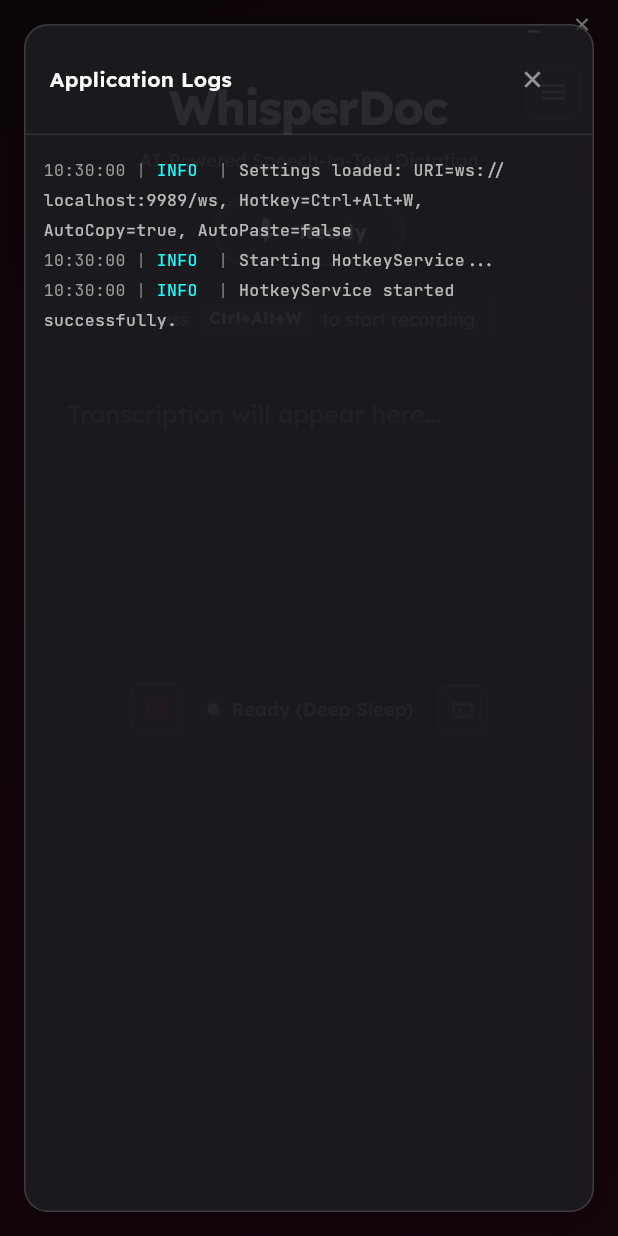
After one commit to EphremTil17/WhisperDoc, a Flutter app: the screen it shows after launch, after a tap on the "terminal" icon, on a phone screen of 412 x 824 dp. The commit adds this screen. Run offline on Flutter 3.47's test engine with Material 3 defaults, Android fonts, the phone set to English and light mode, and no system bars; our stand-ins replace google_fonts, logger, shared_preferences; missing offline and left inert: dart:ffi, record, win32, window_manager.

Commit message:
feat(client): Enhance logging system with compact output and in-app log viewer
LOGGING SYSTEM OVERHAUL
=======================
Replaced verbose PrettyPrinter with compact single-line output matching
backend format. Terminal logs now display with ANSI color coding:
gray timestamps, colored level tags (cyan=INFO, yellow=WARN, red=ERROR,
gray=DEBUG), and white message text.

Added log buffer (200 entries) with stream for real-time UI consumption.
LogEntry model exposes timestamp, level, and message for granular styling.

IN-APP LOG VIEWER
=================
New terminal icon button in footer opens the log viewer dialog. Features:
- Glassmorphic modal matching settings screen aesthetic
- JetBrains Mono monospace font for dense, readable log output
- Color-coded segments: gray timestamp, colored level, white message
- Unified selection across all entries via SelectableText.rich
- Auto-scroll to latest entry on new log arrival

HOTKEY RELIABILITY
==================
Added debug logging to toggleRecording and startRecording for tracing
hotkey execution after idle disconnects. Wrapped recording flow in
try-catch for graceful error recovery.

DOCUMENTATION
=============
Updated flutter_client README with architecture overview, tech stack,
features list, and quick start guide.

```diff
--- a/flutter_client/lib/core/services/logging_service.dart
+++ b/flutter_client/lib/core/services/logging_service.dart
@@ -1,5 +1,87 @@
+import 'dart:async';
 import 'package:logger/logger.dart';
-import '../../core/services/websocket_service.dart';
+import 'package:flutter_client/core/services/websocket_service.dart';
+
+/// Log entry for UI display
+class LogEntry {
+  final DateTime timestamp;
+  final String level;
+  final String message;
+
+  LogEntry({
+    required this.timestamp,
+    required this.level,
+    required this.message,
+  });
+
+  String get formatted =>
+      '${_formatTime(timestamp)} | ${level.padRight(5)} | $message';
+
+  static String _formatTime(DateTime dt) =>
+      '${dt.hour.toString().padLeft(2, '0')}:'
+      '${dt.minute.toString().padLeft(2, '0')}:'
+      '${dt.second.toString().padLeft(2, '0')}';
+}
+
+/// Compact single-line printer with ANSI colors matching backend format
+class _CompactPrinter extends LogPrinter {
+  // ANSI color codes
+  static const _reset = '\x1B[0m';
+  static const _gray = '\x1B[90m';
+  static const _cyan = '\x1B[36m';
+  static const _yellow = '\x1B[33m';
+  static const _red = '\x1B[31m';
+  static const _white = '\x1B[37m';
+
+  @override
+  List<String> log(LogEvent event) {
+    final levelStr = _levelString(event.level);
+    final levelColor = _levelColor(event.level);
+    final time = _formatTime(event.time);
+    final message = event.message;
+
+    // Format: gray_time | colored_level | white_message
+    return [
+      '$_gray$time$_reset | $levelColor$levelStr$_reset | $_white$message$_reset',
+    ];
+  }
+
+  String _levelString(Level level) {
+    switch (level) {
+      case Level.debug:
+        return 'DEBUG';
+      case Level.info:
+        return 'INFO ';
+      case Level.warning:
+        return 'WARN ';
+      case Level.error:
+        return 'ERROR';
+      default:
+        return 'LOG  ';
+    }
+  }
+
+  String _levelColor(Level level) {
+    switch (level) {
+      case Level.debug:
+        return _gray;
+      case Level.info:
+        return _cyan;
+      case Level.warning:
+        return _yellow;
+      case Level.error:
+        return _red;
+      default:
+        return _white;
+    }
+  }
+
+  String _formatTime(DateTime dt) =>
+      '${dt.year}-${dt.month.toString().padLeft(2, '0')}-${dt.day.toString().padLeft(2, '0')} '
+      '${dt.hour.toString().padLeft(2, '0')}:'
+      '${dt.minute.toString().padLeft(2, '0')}:'
+      '${dt.second.toString().padLeft(2, '0')}';
+}
 
 class LoggingService {
   static final LoggingService _instance = LoggingService._internal();
@@ -8,30 +90,46 @@ class LoggingService {
 
   LoggingService._internal();
 
-  final Logger _logger = Logger(
-    printer: PrettyPrinter(
-      methodCount: 0,
-      errorMethodCount: 5,
-      lineLength: 80,
-      colors: true,
-      printEmojis: true,
-      dateTimeFormat: DateTimeFormat.dateAndTime,
-    ),
-  );
+  final Logger _logger = Logger(printer: _CompactPrinter());
 
   WebSocketService? _webSocketService;
+
+  // Log buffer for UI consumption (last 200 entries)
+  final List<LogEntry> _logBuffer = [];
+  static const int _maxBufferSize = 200;
+
+  final StreamController<LogEntry> _logStreamController =
+      StreamController<LogEntry>.broadcast();
+
+  Stream<LogEntry> get onLog => _logStreamController.stream;
+  List<LogEntry> get logs => List.unmodifiable(_logBuffer);
 
   void attachWebSocket(WebSocketService service) {
     _webSocketService = service;
   }
 
+  void _addToBuffer(String level, String message) {
+    final entry = LogEntry(
+      timestamp: DateTime.now(),
+      level: level,
+      message: message,
+    );
+    _logBuffer.add(entry);
+    if (_logBuffer.length > _maxBufferSize) {
+      _logBuffer.removeAt(0);
+    }
+    _logStreamController.add(entry);
+  }
+
   void info(String message, {bool sendToServer = false}) {
     _logger.i(message);
+    _addToBuffer('INFO', message);
     if (sendToServer) _sendLogToServer('INFO', message);
   }
 
   void warning(String message, {bool sendToServer = false}) {
     _logger.w(message);
+    _addToBuffer('WARN', message);
     if (sendToServer) _sendLogToServer('WARNING', message);
   }
 
@@ -42,27 +140,29 @@ class LoggingService {
     bool sendToServer = false,
   }) {
     _logger.e(message, error: error, stackTrace: stackTrace);
+    _addToBuffer('ERROR', '$message${error != null ? ' - $error' : ''}');
     if (sendToServer) _sendLogToServer('ERROR', '$message ${error ?? ''}');
   }
 
   void debug(String message, {bool sendToServer = false}) {
     _logger.d(message);
+    _addToBuffer('DEBUG', message);
     if (sendToServer) _sendLogToServer('DEBUG', message);
   }
 
   void _sendLogToServer(String level, String message) {
-    // Avoid sending logs if not connected or if it's a log from the socket service itself (to prevent loops)
-    // We rely on the caller to set sendToServer=false if they are the socket service.
-
     if (_webSocketService != null &&
         _webSocketService!.status == ConnectionStatus.connected) {
       try {
         _webSocketService!.sendLog(level, message);
       } catch (e) {
-        // Fallback to minimal print if sending fails, to avoid loops
         // ignore: avoid_print
         print('Failed to send log to server: $e');
       }
     }
   }
+
+  void dispose() {
+    unawaited(_logStreamController.close());
+  }
 }
--- a/flutter_client/lib/ui/features/recording/recording_controller.dart
+++ b/flutter_client/lib/ui/features/recording/recording_controller.dart
@@ -87,7 +87,11 @@ class RecordingController extends ChangeNotifier {
   }
 
   Future<void> toggleRecording() async {
-    if (_audioService.isRecording) {
+    LoggingService().debug(
+      'toggleRecording called - isRecording: $_isRecording, audioService.isRecording: ${_audioService.isRecording}',
+    );
+
+    if (_isRecording) {
       await stopRecording();
     } else {
       await startRecording();
@@ -95,12 +99,21 @@ class RecordingController extends ChangeNotifier {
   }
 
   Future<void> startRecording() async {
-    _currentBuffer = ''; // Clear buffer for new recording
+    LoggingService().info('Starting recording session...');
+
+    _currentBuffer = '';
     _awaitingFinalTranscription = false;
     notifyListeners();
 
+    try {
+      // Connect to server if not already connected
       if (_wsService.status != ConnectionStatus.connected) {
-      await _wsService.connect();
+        LoggingService().info('Connecting to WebSocket server...');
+        final connected = await _wsService.connect();
+        if (!connected) {
+          LoggingService().error('Failed to connect to WebSocket server');
+          return;
+        }
       }
 
       await _audioService.startRecording();
@@ -109,6 +122,11 @@ class RecordingController extends ChangeNotifier {
       _audioSubscription = _audioService.audioStream.listen((data) {
         _wsService.sendAudioChunk(data);
       });
+    } catch (e) {
+      LoggingService().error('Failed to start recording', error: e);
+      _isRecording = false;
+      notifyListeners();
+    }
   }
 
   Future<void> stopRecording() async {
--- a/flutter_client/lib/ui/screens/home_screen.dart
+++ b/flutter_client/lib/ui/screens/home_screen.dart
@@ -11,6 +11,7 @@ import 'package:flutter_client/ui/shared/widgets/refined_icon_button.dart';
 import 'package:flutter_client/ui/shared/widgets/transcribed_text_area.dart';
 import 'package:flutter_client/ui/shared/widgets/audio_visualizer.dart';
 import 'package:flutter_client/ui/screens/settings_screen.dart';
+import 'package:flutter_client/ui/screens/log_viewer_dialog.dart';
 import 'package:flutter_client/ui/theme/app_theme.dart';
 
 class HomeScreen extends StatefulWidget {
@@ -143,7 +144,7 @@ class _HomeScreenState extends State<HomeScreen> {
                           TranscribedTextArea(text: controller.currentText),
 
                           const SizedBox(height: 12),
-                          // Footer with Settings and Status in one row
+                          // Footer with Settings, Status, and Log viewer
                           Row(
                             mainAxisAlignment: MainAxisAlignment.center,
                             children: [
@@ -162,6 +163,20 @@ class _HomeScreenState extends State<HomeScreen> {
                               ),
                               const SizedBox(width: 16),
                               const StatusBar(),
+                              const SizedBox(width: 16),
+                              RefinedIconButton(
+                                icon: Icons.terminal_outlined,
+                                iconColor: Colors.white38,
+                                iconSize: 16,
+                                onTap: () {
+                                  unawaited(
+                                    showDialog(
+                                      context: context,
+                                      builder: (ctx) => const LogViewerDialog(),
+                                    ),
+                                  );
+                                },
+                              ),
                             ],
                           ),
                           const SizedBox(height: 8),
--- /dev/null
+++ b/flutter_client/lib/ui/screens/log_viewer_dialog.dart
@@ -0,0 +1,195 @@
+import 'package:flutter/material.dart';
+import 'package:flutter_client/core/services/logging_service.dart';
+import 'package:flutter_client/ui/theme/app_theme.dart';
+import 'package:google_fonts/google_fonts.dart';
+
+class LogViewerDialog extends StatefulWidget {
+  const LogViewerDialog({super.key});
+
+  @override
+  State<LogViewerDialog> createState() => _LogViewerDialogState();
+}
+
+class _LogViewerDialogState extends State<LogViewerDialog> {
+  final ScrollController _scrollController = ScrollController();
+
+  @override
+  void dispose() {
+    _scrollController.dispose();
+    super.dispose();
+  }
+
+  Color _levelColor(String level) {
+    switch (level.trim()) {
+      case 'ERROR':
+        return Colors.redAccent;
+      case 'WARN':
+        return Colors.orangeAccent;
+      case 'DEBUG':
+        return Colors.grey;
+      case 'INFO':
+        return Colors.cyanAccent;
+      default:
+        return Colors.white70;
+    }
+  }
+
+  @override
+  Widget build(BuildContext context) {
+    final monoFont = GoogleFonts.jetBrainsMono().fontFamily;
+
+    return Dialog(
+      backgroundColor: Colors.transparent,
+      insetPadding: const EdgeInsets.all(16),
+      child: Container(
+        constraints: const BoxConstraints(maxWidth: 500),
+        decoration: AppTheme.glassDecoration.copyWith(
+          borderRadius: BorderRadius.circular(16),
+          border: Border.all(color: Colors.white.withValues(alpha: 0.15)),
+        ),
+        child: Column(
+          children: [
+            // Header
+            Container(
+              padding: const EdgeInsets.symmetric(horizontal: 16, vertical: 12),
+              decoration: BoxDecoration(
+                border: Border(
+                  bottom: BorderSide(
+                    color: Colors.white.withValues(alpha: 0.1),
+                  ),
+                ),
+              ),
+              child: Row(
+                mainAxisAlignment: MainAxisAlignment.spaceBetween,
+                children: [
+                  Text(
+                    'Application Logs',
+                    style: TextStyle(
+                      color: Colors.white,
+                      fontSize: 14,
+                      fontWeight: FontWeight.w600,
+                      fontFamily: GoogleFonts.lexend().fontFamily,
+                    ),
+                  ),
+                  IconButton(
+                    onPressed: () => Navigator.of(context).pop(),
+                    icon: const Icon(
+                      Icons.close,
+                      color: Colors.white54,
+                      size: 18,
+                    ),
+                    splashRadius: 16,
+                    padding: EdgeInsets.zero,
+                    constraints: const BoxConstraints(),
+                  ),
+                ],
+              ),
+            ),
+            // Log entries
+            Expanded(
+              child: StreamBuilder<LogEntry>(
+                stream: LoggingService().onLog,
+                builder: (context, snapshot) {
+                  final logs = LoggingService().logs;
+
+                  // Auto-scroll to bottom when new entry arrives
+                  WidgetsBinding.instance.addPostFrameCallback((_) {
+                    if (_scrollController.hasClients) {
+                      _scrollController.jumpTo(
+                        _scrollController.position.maxScrollExtent,
+                      );
+                    }
+                  });
+
+                  if (logs.isEmpty) {
+                    return Center(
+                      child: Text(
+                        'No logs yet',
+                        style: TextStyle(
+                          color: Colors.white38,
+                          fontSize: 12,
+                          fontFamily: monoFont,
+                        ),
+                      ),
+                    );
+                  }
+
+                  // Build colored TextSpans matching terminal style:
+                  // gray timestamp | colored level | white message
+                  final spans = <TextSpan>[];
+                  for (int i = 0; i < logs.length; i++) {
+                    final entry = logs[i];
+                    final timeStr =
+                        '${entry.timestamp.hour.toString().padLeft(2, '0')}:'
+                        '${entry.timestamp.minute.toString().padLeft(2, '0')}:'
+                        '${entry.timestamp.second.toString().padLeft(2, '0')}';
+
+                    spans.addAll([
+                      // Gray timestamp
+                      TextSpan(
+                        text: timeStr,
+                        style: TextStyle(
+                          color: Colors.grey,
+                          fontSize: 11,
+                          fontFamily: monoFont,
+                          height: 1.5,
+                        ),
+                      ),
+                      // Separator
+                      TextSpan(
+                        text: ' | ',
+                        style: TextStyle(
+                          color: Colors.white38,
+                          fontSize: 11,
+                          fontFamily: monoFont,
+                          height: 1.5,
+                        ),
+                      ),
+                      // Colored level
+                      TextSpan(
+                        text: entry.level.padRight(5),
+                        style: TextStyle(
+                          color: _levelColor(entry.level),
+                          fontSize: 11,
+                          fontFamily: monoFont,
+                          height: 1.5,
+                        ),
+                      ),
+                      // Separator
+                      TextSpan(
+                        text: ' | ',
+                        style: TextStyle(
+                          color: Colors.white38,
+                          fontSize: 11,
+                          fontFamily: monoFont,
+                          height: 1.5,
+                        ),
+                      ),
+                      // White message
+                      TextSpan(
+                        text:
+                            '${entry.message}${i < logs.length - 1 ? '\n' : ''}',
+                        style: TextStyle(
+                          color: Colors.white70,
+                          fontSize: 11,
+                          fontFamily: monoFont,
+                          height: 1.5,
+                        ),
+                      ),
+                    ]);
+                  }
+
+                  return SingleChildScrollView(
+                    controller: _scrollController,
+                    padding: const EdgeInsets.all(12),
+                    child: SelectableText.rich(TextSpan(children: spans)),
+                  );
+                },
+              ),
+            ),
+          ],
+        ),
+      ),
+    );
+  }
+}
```
Also changed, not shown: 1 other file. Lines whose indentation alone changed are shown as unchanged.
